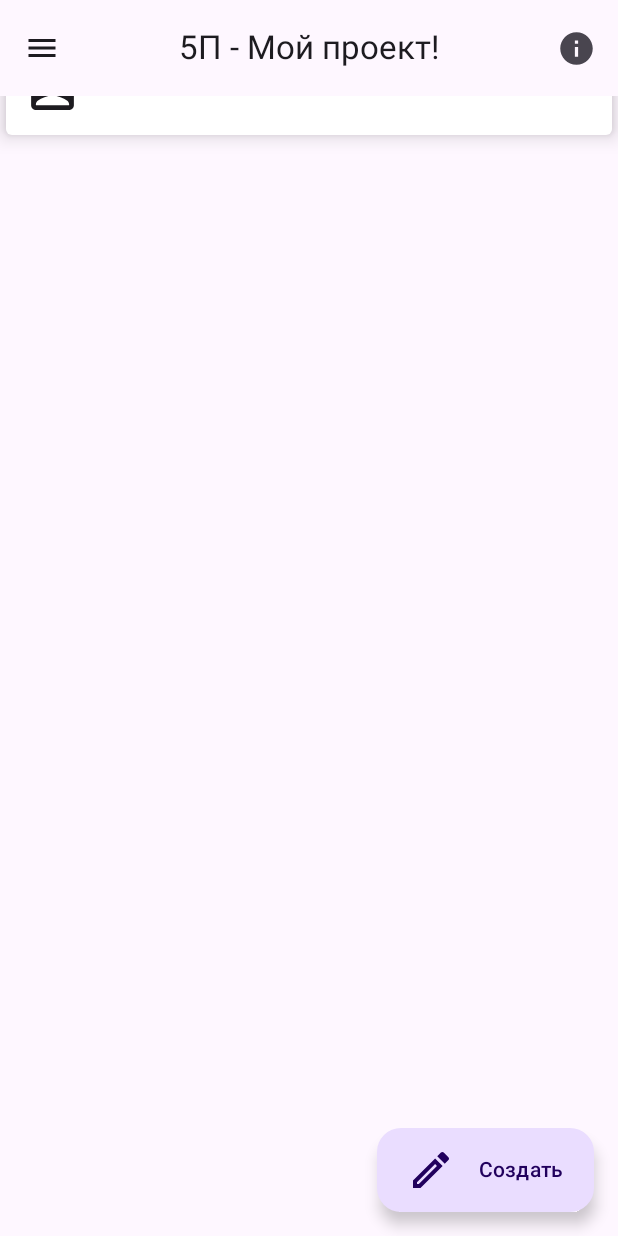
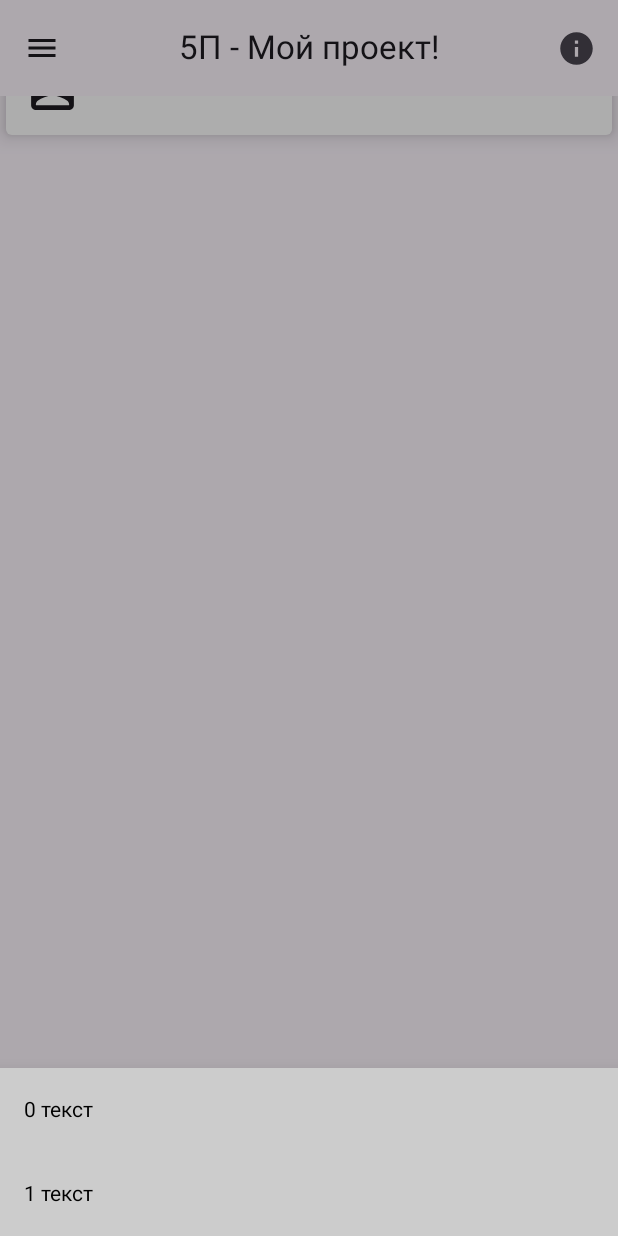
Before and after one commit to lnerim/compose-fivep, an Android app built with Jetpack Compose: the screen it shows after launch (MainActivity), after a tap on "Создать", on a phone screen of 412 x 824 dp. Run offline under Robolectric (Android 15) with nearby library versions, the phone set to English and light mode, and no system bars.

Commit message:
0.1.1 - Тестовый каркас "диалога" в MainActivity

```diff
--- a/app/src/main/java/ru/fivep/app/MainActivity.kt
+++ b/app/src/main/java/ru/fivep/app/MainActivity.kt
@@ -4,15 +4,15 @@ import android.os.Bundle
 import androidx.activity.ComponentActivity
 import androidx.activity.compose.setContent
 import androidx.activity.viewModels
-import androidx.compose.material.ExperimentalMaterialApi
+import androidx.compose.foundation.layout.Column
+import androidx.compose.material.*
 import androidx.compose.material3.ExperimentalMaterial3Api
 import androidx.compose.material3.Scaffold
-import androidx.compose.runtime.Composable
-import androidx.compose.runtime.mutableStateOf
-import androidx.compose.runtime.remember
+import androidx.compose.runtime.*
 import androidx.compose.ui.tooling.preview.Preview
 import ru.fivep.app.model.MainData
 import ru.fivep.app.model.MainViewModel
+import ru.fivep.app.ui.elements.common.CustomTextField
 import ru.fivep.app.ui.elements.main.MainFAB
 import ru.fivep.app.ui.elements.main.MainLazyColumn
 import ru.fivep.app.ui.elements.main.MainPlug
@@ -42,13 +42,32 @@ fun Main(
     dataList: List<MainData>,
     onUpdateProject: (MainData) -> Unit
 ) {
+    val coroutineScope = rememberCoroutineScope()
     val plug = remember { mutableStateOf(dataList.isNotEmpty()) }
+    val modalBottomSheetState = rememberModalBottomSheetState(
+        initialValue = ModalBottomSheetValue.Hidden
+    )
 
-    Scaffold(
-        topBar = { MainTopBar() },
-        content = { if (plug.value) MainLazyColumn(dataList) else MainPlug() },
-        floatingActionButton = { MainFAB(plug, onUpdateProject) }
-    )
+    ModalBottomSheetLayout(
+        sheetContent = { SheetContent() },
+        sheetState = modalBottomSheetState
+    ) {
+        Scaffold(
+            topBar = { MainTopBar() },
+            content = { if (plug.value) MainLazyColumn(dataList) else MainPlug() },
+            floatingActionButton = {
+                MainFAB(plug, modalBottomSheetState, coroutineScope, onUpdateProject)
+            }
+        )
+    }
+}
+
+@Composable
+fun SheetContent() {
+    Column {
+        CustomTextField(placeholder = { androidx.compose.material3.Text(text = "0 текст") })
+        CustomTextField(placeholder = { androidx.compose.material3.Text(text = "1 текст") })
+    }
 }
 
 @ExperimentalMaterialApi
--- /dev/null
+++ b/app/src/main/java/ru/fivep/app/ui/elements/common/CustomTextField.kt
@@ -0,0 +1,57 @@
+package ru.fivep.app.ui.elements.common
+
+import androidx.compose.foundation.layout.fillMaxWidth
+import androidx.compose.foundation.shape.RoundedCornerShape
+import androidx.compose.material.TextField
+import androidx.compose.material.TextFieldDefaults
+import androidx.compose.material.icons.Icons
+import androidx.compose.material.icons.outlined.Close
+import androidx.compose.material3.Icon
+import androidx.compose.material3.IconButton
+import androidx.compose.material3.Text
+import androidx.compose.runtime.Composable
+import androidx.compose.runtime.mutableStateOf
+import androidx.compose.runtime.remember
+import androidx.compose.ui.Modifier
+import androidx.compose.ui.graphics.Color
+import androidx.compose.ui.tooling.preview.Preview
+
+@Preview(showBackground = true)
+@Composable
+fun PreviewCustomTextField() {
+    CustomTextField(placeholder = { Text(text = "Введите текст") })
+}
+
+@Composable
+fun CustomTextField(
+    placeholder: @Composable (() -> Unit)? = null
+) {
+    val text = remember { mutableStateOf("") }
+
+    TextField(
+        modifier = Modifier.fillMaxWidth(),
+        value = text.value,
+        colors = TextFieldDefaults.textFieldColors(
+            backgroundColor = Color.LightGray,
+            cursorColor = Color.DarkGray,
+            disabledLabelColor = Color.Blue, // При отключении, может и не понадобится
+            focusedIndicatorColor = Color.Transparent, // При активном вводе
+            unfocusedIndicatorColor = Color.Transparent // При статичном состоянии
+        ),
+//        label = { Text("123") },
+        placeholder = placeholder,
+        onValueChange = { text.value = it },
+        shape = RoundedCornerShape(0),
+        singleLine = true,
+        trailingIcon = {
+            if (text.value.isNotEmpty()) {
+                IconButton(onClick = { text.value = "" }) {
+                    Icon(
+                        imageVector = Icons.Outlined.Close,
+                        contentDescription = null
+                    )
+                }
+            }
+        }
+    )
+}
--- a/app/src/main/java/ru/fivep/app/ui/elements/main/MainFAB.kt
+++ b/app/src/main/java/ru/fivep/app/ui/elements/main/MainFAB.kt
@@ -2,6 +2,8 @@ package ru.fivep.app.ui.elements.main
 
 import androidx.compose.foundation.layout.padding
 import androidx.compose.foundation.layout.size
+import androidx.compose.material.ExperimentalMaterialApi
+import androidx.compose.material.ModalBottomSheetState
 import androidx.compose.material.icons.Icons
 import androidx.compose.material.icons.outlined.Edit
 import androidx.compose.material3.ExtendedFloatingActionButton
@@ -11,16 +13,30 @@ import androidx.compose.runtime.Composable
 import androidx.compose.runtime.MutableState
 import androidx.compose.ui.Modifier
 import androidx.compose.ui.unit.dp
+import kotlinx.coroutines.CoroutineScope
+import kotlinx.coroutines.launch
 import ru.fivep.app.model.MainData
 
+@ExperimentalMaterialApi
 @Composable
 fun MainFAB(
     plug: MutableState<Boolean>,
+    modalBottomSheetState: ModalBottomSheetState,
+    coroutineScope: CoroutineScope,
     onUpdateProject: (MainData) -> Unit
 ) {
     ExtendedFloatingActionButton(
         text = { Text(text = "Создать") },
         onClick = {
+            // Корутина для появления BottomSheet
+            coroutineScope.launch {
+                if (modalBottomSheetState.isVisible) {
+                    modalBottomSheetState.hide()
+                } else {
+                    modalBottomSheetState.show()
+                }
+            }
+
             onUpdateProject(MainData(0, "Test"))
             plug.value = true // TODO: Пытаться изменить на более хороший вариант
         },
```
Also changed, not shown: app/src/main/AndroidManifest.xml (+8 -6 lines), app/src/main/java/ru/fivep/app/Test.kt (+67 -5 lines).
